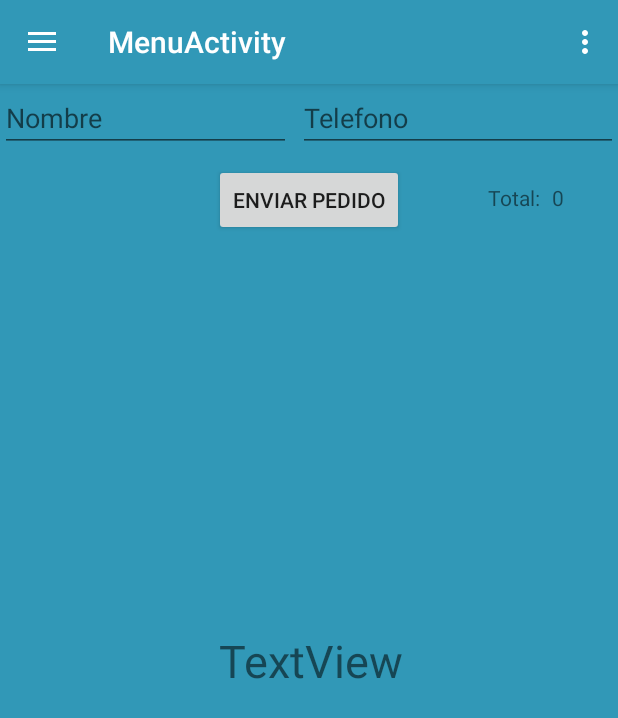
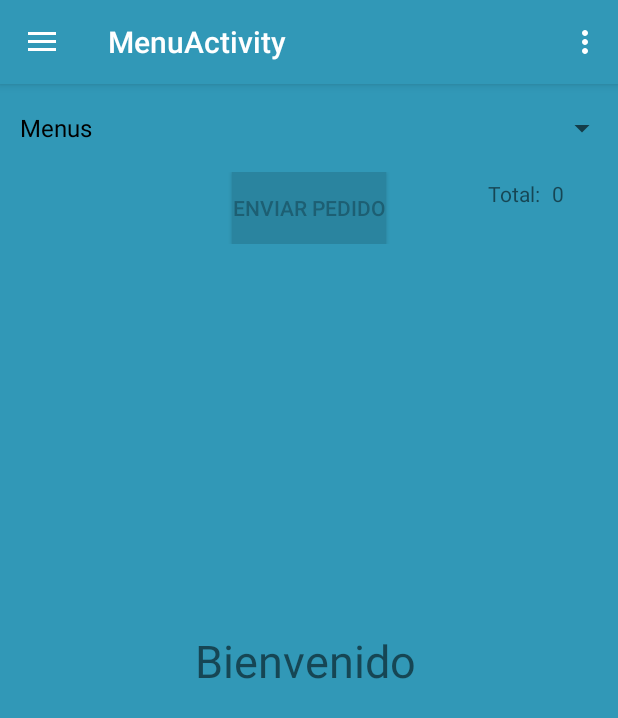
Before and after one commit to arevalocarloseduardo/AppMaggys, an Android app: the fragment PedirFragment placed in its activity, on a phone screen of 412 x 824 dp. Shown: the top 718 px of the screen. Run offline under Robolectric (Android 15) with nearby library versions, the phone set to English and light mode, and no system bars; our stand-ins replace Firebase (no records; nobody signed in at launch, a user with empty details on screens opened directly), Picasso.

Commit message:
altos cambios, ya puse un spinner listo para cambiar categoria

```diff
--- a/app/src/main/java/com/yadaapps/caear/pedidosmaggys/Datos/DatosPedidos.kt
+++ b/app/src/main/java/com/yadaapps/caear/pedidosmaggys/Datos/DatosPedidos.kt
@@ -1,6 +1,6 @@
 package com.yadaapps.caear.pedidosmaggys.Datos
 
-class BaseDeDatos(val id: String,val cliente: String,val menu: String,val llevar : String,val cant : String,val precio:String,val telefono:String,val estado:String){
-    constructor():this("","","","","","","",""){
+class DatosPedidos(val id: String,val cliente: String,val menu: String,val llevar : String,val cant : String,val precio:String,val telefono:String,val estado:String,val sumaPuntos:String,val descripcion:String,val nota:String){
+    constructor():this("","","","","","","","","","",""){
     }
 }
--- a/app/src/main/java/com/yadaapps/caear/pedidosmaggys/Fragments/PedirFragment.kt
+++ b/app/src/main/java/com/yadaapps/caear/pedidosmaggys/Fragments/PedirFragment.kt
@@ -10,12 +10,13 @@ import android.support.v7.widget.RecyclerView
 import android.view.LayoutInflater
 import android.view.View
 import android.view.ViewGroup
-import android.widget.LinearLayout
+import android.widget.*
 import com.google.firebase.auth.FirebaseAuth
 import com.google.firebase.database.*
 import com.yadaapps.caear.pedidosmaggys.*
 import com.yadaapps.caear.pedidosmaggys.Fragments.AdaptadoresFragments.AdapterFragment
 import com.yadaapps.caear.pedidosmaggys.R
+import kotlinx.android.synthetic.main.fragment_pedir.*
 import kotlinx.android.synthetic.main.fragment_pedir.view.*
 
 class PedirFragment : Fragment() {
@@ -29,6 +30,9 @@ class PedirFragment : Fragment() {
 
     lateinit var recyclerImagenes: RecyclerView
     lateinit var recyclerPedidos: RecyclerView
+    lateinit var category:TextView
+    internal lateinit var spiner:Spinner
+    internal var listaSpin= arrayOf("Menus","Postres","Bebidas","Platos Frios","Platos a la carta","Combos","Licuados")
 
     var precioTotal=0
 
@@ -42,6 +46,30 @@ class PedirFragment : Fragment() {
         }
     }
 
+    override fun onViewCreated(view: View, savedInstanceState: Bundle?) {
+        super.onViewCreated(view, savedInstanceState)
+        spiner=spinner
+        val arrayAdapter = ArrayAdapter(activity, android.R.layout.simple_spinner_dropdown_item, listaSpin)
+        spiner?.adapter = arrayAdapter
+
+        spiner.onItemSelectedListener = object : AdapterView.OnItemSelectedListener{
+            override fun onNothingSelected(parent: AdapterView<*>?) {
+                TODO("not implemented") //To change body of created functions use File | Settings | File Templates.
+            }
+
+            override fun onItemSelected(parent: AdapterView<*>?, view: View?, position: Int, id: Long) {
+
+
+                when (parent?.getItemAtPosition(position)) {
+                    "Menus" -> { Toast.makeText(activity,"seleccionaste menu",Toast.LENGTH_LONG).show()
+                    }
+                    "Postres" -> { Toast.makeText(activity,"seleccionaste chimichanga",Toast.LENGTH_LONG).show()
+                    }
+                }
+            }
+
+        }
+    }
 
     override fun onCreateView(inflater: LayoutInflater, container: ViewGroup?,savedInstanceState: Bundle?): View? {
         val v= inflater.inflate(R.layout.fragment_pedir, container, false)
@@ -51,7 +79,9 @@ class PedirFragment : Fragment() {
             intent.flags=Intent.FLAG_ACTIVITY_CLEAR_TASK.or(Intent.FLAG_ACTIVITY_NEW_TASK)
             startActivity(intent)
         }
-        referenciaImagenes = FirebaseDatabase.getInstance().getReference("usuarios")
+
+        val categoria="usuarios"
+        referenciaImagenes = FirebaseDatabase.getInstance().getReference(categoria)
         referenciaPedidos = FirebaseDatabase.getInstance().getReference("Pedidos")
         referenciaConfirmados = FirebaseDatabase.getInstance().getReference("Confirmados")
         imagenList= mutableListOf()
@@ -120,8 +150,7 @@ class PedirFragment : Fragment() {
         }
         )
 
-        val nomCliente = v.etNombre
-        val telefono = v.etTel
+
         val btn =v.btnEnviar
         btn.setOnClickListener {
             val frag2 = PedidosFragment()
@@ -135,7 +164,7 @@ class PedirFragment : Fragment() {
             for (h in pedidosList){
                 val heroId =  FirebaseAuth.getInstance().uid.toString()
                 val heros = referenciaPedidos.push().key.toString()
-                val hero = BaseDeDatos(heroId,nomCliente.text.toString().trim(),h.menu,h.llevar,h.cant,h.precio,heros)
+                val hero = BaseDeDatos(heroId,"",h.menu,h.llevar,h.cant,h.precio,heros)
                 referenciaConfirmados.child(heros).setValue(hero)
             }
             referenciaPedidos.removeValue()
--- a/app/src/main/res/layout/content_menu.xml
+++ b/app/src/main/res/layout/content_menu.xml
@@ -11,14 +11,14 @@
         android:background="@color/colorPrimary">
 
     <TextView
-            android:text="TextView"
+            android:text="Bienvenido "
             android:layout_width="wrap_content"
             android:layout_height="wrap_content" android:id="@+id/txtBien"
             android:layout_marginTop="8dp"
             app:layout_constraintTop_toTopOf="parent" android:layout_marginBottom="8dp"
             app:layout_constraintBottom_toBottomOf="parent" app:layout_constraintStart_toStartOf="parent"
             android:layout_marginStart="8dp" app:layout_constraintEnd_toEndOf="parent" android:layout_marginEnd="7dp"
-            tools:text="Bienvenido Carlos" android:textAlignment="center" android:textSize="30sp"
+            android:textAlignment="center" android:textSize="30sp"
             android:visibility="visible"/>
     <FrameLayout
             android:layout_width="0dp"
--- a/app/src/main/res/layout/fragment_pedir.xml
+++ b/app/src/main/res/layout/fragment_pedir.xml
@@ -12,6 +12,11 @@
             tools:layout_editor_absoluteX="0dp">
         <LinearLayout android:layout_width="match_parent" android:layout_height="wrap_content"
                       android:orientation="vertical">
+            <Spinner
+                    android:padding="5dp"
+                    android:layout_width="match_parent"
+                    android:layout_height="wrap_content" android:id="@+id/spinner"
+            />
             <android.support.v7.widget.RecyclerView
                     android:layout_width="match_parent"
                     android:layout_height="wrap_content" android:id="@+id/rv_menus"/>
@@ -29,36 +34,17 @@
                         app:layout_constraintBottom_toBottomOf="parent" app:layout_constraintVertical_bias="0.0"
                 >
                 </android.support.v7.widget.RecyclerView>
-                <EditText
-                        android:layout_width="194dp"
-                        android:layout_height="wrap_content"
-                        android:inputType="textPersonName"
-                        android:ems="10"
-                        android:id="@+id/etNombre"
-                        android:hint="Nombre"
-                        app:layout_constraintTop_toBottomOf="@+id/listaView"
-                        app:layout_constraintStart_toStartOf="parent"
-                />
-                <EditText
-                        android:layout_width="wrap_content"
-                        android:layout_height="wrap_content"
-                        android:inputType="phone"
-                        android:ems="10"
-                        android:id="@+id/etTel" android:hint="Telefono" app:layout_constraintEnd_toEndOf="parent"
-                        app:layout_constraintStart_toEndOf="@+id/etNombre"
-                        app:layout_constraintHorizontal_bias="1.0"
-                        app:layout_constraintTop_toBottomOf="@+id/listaView"/>
                 <Button
                         android:text="Enviar pedido"
                         android:layout_width="wrap_content"
                         android:layout_height="wrap_content"
                         android:id="@+id/btnEnviar"
-                        android:layout_marginTop="8dp"
-                        app:layout_constraintTop_toBottomOf="@+id/etTel"
+                        android:background="@color/colorBlanco"
+                        android:textColor="@color/colorPrimaryDark"
                         app:layout_constraintStart_toStartOf="parent" android:layout_marginStart="8dp"
                         app:layout_constraintEnd_toEndOf="parent" android:layout_marginEnd="8dp"
-                        android:layout_marginBottom="8dp" app:layout_constraintBottom_toBottomOf="parent"
-                />
+                        app:layout_constraintBottom_toBottomOf="parent"
+                        app:layout_constraintTop_toBottomOf="@+id/listaView"/>
                 <TextView
                         android:text="$0"
                         android:layout_width="wrap_content"
```
